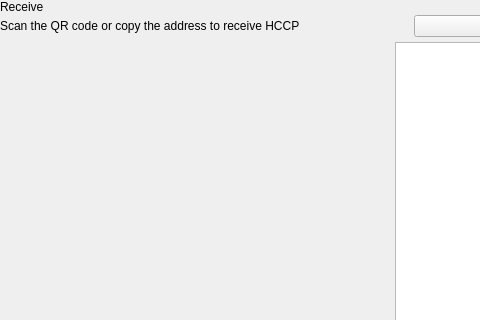
This is src/qt/pivx/forms/receivewidget.ui in KingricharVD/NestEGG as Qt 5 draws it before an edit; both pictures show x 0 to 480 and y 0 to 320 of the 629 by 629 pixel window. The edited form follows.
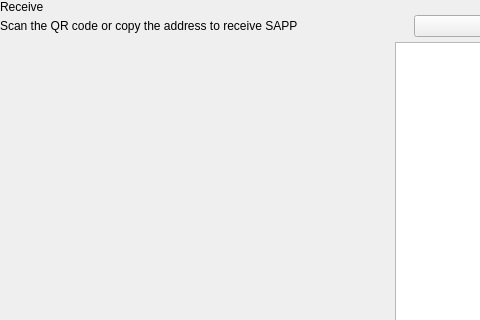
This is the edited form. Custom widgets are drawn as their Qt base class.

The edit to the form file:
```diff
--- a/src/qt/pivx/forms/receivewidget.ui
+++ b/src/qt/pivx/forms/receivewidget.ui
@@ -78,7 +78,7 @@
             <item alignment="Qt::AlignTop">
              <widget class="QLabel" name="labelSubtitle1">
               <property name="text">
-               <string>Scan the QR code or copy the address to receive HCCP</string>
+               <string>Scan the QR code or copy the address to receive SAPP</string>
               </property>
              </widget>
             </item>
```
